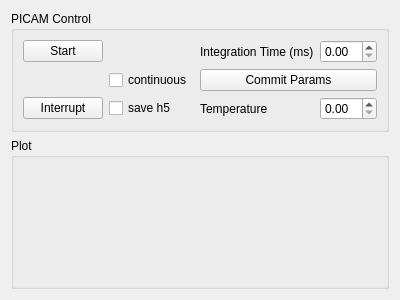
Before: the Qt Designer form picam_readout.ui in akshaybkiitb/HW_picam, drawn with Qt 5.
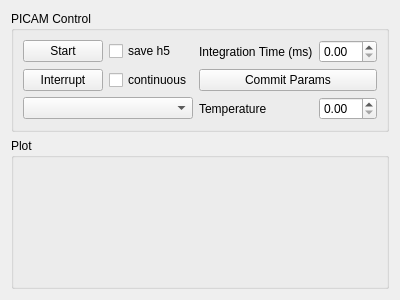
After: the same form once the commit is applied.

Commit message: [picam_readout] displayes and saves wavelength, raw_pixels and wave_numbers.

The edit to the form file:
```diff
--- a/picam_readout.ui
+++ b/picam_readout.ui
@@ -20,6 +20,13 @@
       <string>PICAM Control</string>
      </property>
      <layout class="QGridLayout" name="gridLayout">
+      <item row="2" column="1">
+       <widget class="QCheckBox" name="continuous_checkBox">
+        <property name="text">
+         <string>continuous</string>
+        </property>
+       </widget>
+      </item>
       <item row="0" column="0">
        <widget class="QPushButton" name="start_pushButton">
         <property name="text">
@@ -41,19 +48,6 @@
         </property>
        </widget>
       </item>
-      <item row="0" column="1">
-       <spacer name="horizontalSpacer">
-        <property name="orientation">
-         <enum>Qt::Horizontal</enum>
-        </property>
-        <property name="sizeHint" stdset="0">
-         <size>
-          <width>40</width>
-          <height>20</height>
-         </size>
-        </property>
-       </spacer>
-      </item>
       <item row="0" column="2">
        <widget class="QLabel" name="label">
         <property name="text">
@@ -61,32 +55,28 @@
         </property>
        </widget>
       </item>
-      <item row="3" column="0">
-       <widget class="QPushButton" name="interrupt_pushButton">
-        <property name="text">
-         <string>Interrupt</string>
-        </property>
-       </widget>
-      </item>
       <item row="3" column="3">
        <widget class="QDoubleSpinBox" name="temp_doubleSpinBox"/>
       </item>
       <item row="0" column="3">
        <widget class="QDoubleSpinBox" name="int_time_doubleSpinBox"/>
       </item>
-      <item row="3" column="1">
+      <item row="2" column="0">
+       <widget class="QPushButton" name="interrupt_pushButton">
+        <property name="text">
+         <string>Interrupt</string>
+        </property>
+       </widget>
+      </item>
+      <item row="0" column="1">
        <widget class="QCheckBox" name="save_h5_checkBox">
         <property name="text">
          <string>save h5</string>
         </property>
        </widget>
       </item>
-      <item row="2" column="1">
-       <widget class="QCheckBox" name="continuous_checkBox">
-        <property name="text">
-         <string>continuous</string>
-        </property>
-       </widget>
+      <item row="3" column="0" colspan="2">
+       <widget class="QComboBox" name="wl_calib_comboBox"/>
       </item>
      </layout>
     </widget>
```
The commit also changes 1 other file.
